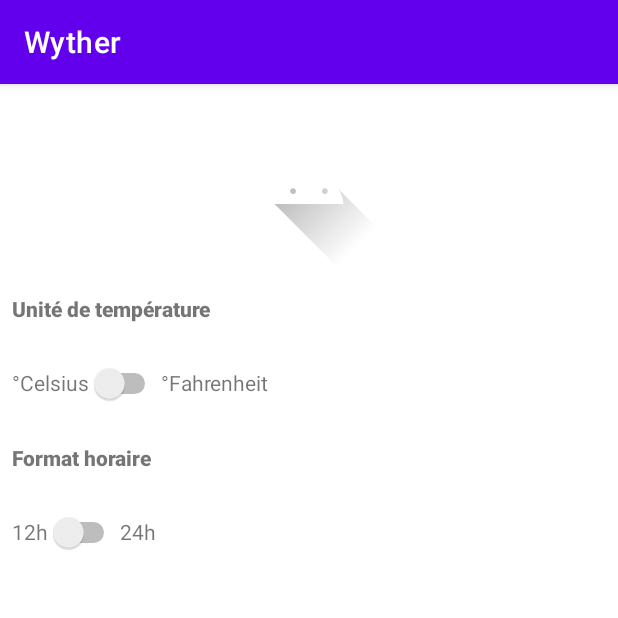
After one commit to ClementAdd/Wyther, an Android app: the Settings screen opened directly, with no data from a screen before it, on a phone screen of 412 x 824 dp, the top half of it. The commit adds this screen. Run offline under Robolectric (Android 15) with nearby library versions, the phone set to English and light mode, and no system bars.

Commit message:
Settings page & intents

```diff
--- a/app/src/main/AndroidManifest.xml
+++ b/app/src/main/AndroidManifest.xml
@@ -11,6 +11,7 @@
         android:roundIcon="@mipmap/ic_launcher_round"
         android:supportsRtl="true"
         android:theme="@style/Theme.Wyther"
+
         tools:targetApi="31">
         <activity
             android:name=".MainActivity"
@@ -25,6 +26,12 @@
                 android:name="android.app.lib_name"
                 android:value="" />
         </activity>
+
+        <activity android:name="About"/>
+        <activity android:name="Filtre"/>
+        <activity android:name="Favorite"/>
+        <activity android:name="Settings"/>
+
     </application>
 
 </manifest>
--- /dev/null
+++ b/app/src/main/java/com/example/wyther/About.java
@@ -0,0 +1,12 @@
+package com.example.wyther;
+
+import static android.content.Intent.getIntent;
+
+import android.content.Intent;
+import android.os.Bundle;
+
+public class About {
+
+    //get the intent
+
+}
--- /dev/null
+++ b/app/src/main/java/com/example/wyther/Favorite.java
@@ -0,0 +1,4 @@
+package com.example.wyther;
+
+public class Favorite {
+}
--- /dev/null
+++ b/app/src/main/java/com/example/wyther/Filtre.java
@@ -0,0 +1,4 @@
+package com.example.wyther;
+
+public class Filtre {
+}
--- a/app/src/main/java/com/example/wyther/MainActivity.java
+++ b/app/src/main/java/com/example/wyther/MainActivity.java
@@ -6,10 +6,9 @@ import androidx.appcompat.app.AlertDialog;
 import androidx.appcompat.app.AppCompatActivity;
 import androidx.drawerlayout.widget.DrawerLayout;
 
-import android.content.Context;
+import android.content.Intent;
 import android.os.Bundle;
 import android.view.MenuItem;
-import android.widget.Button;
 
 
 public class MainActivity extends AppCompatActivity {
@@ -22,24 +21,16 @@ public class MainActivity extends AppCompatActivity {
         super.onCreate(savedInstanceState);
         setContentView(R.layout.activity_main);
 
-        // drawer layout instance to toggle the menu icon to open
-        // drawer and back button to close drawer
         drawerLayout = findViewById(R.id.my_drawer_layout);
         actionBarDrawerToggle = new ActionBarDrawerToggle(this, drawerLayout, R.string.nav_open, R.string.nav_close);
 
-        // pass the Open and Close toggle for the drawer layout listener
-        // to toggle the button
         drawerLayout.addDrawerListener(actionBarDrawerToggle);
         actionBarDrawerToggle.syncState();
 
-        // to make the Navigation drawer icon always appear on the action bar
         getSupportActionBar().setDisplayHomeAsUpEnabled(true);
 
         setContentView(R.layout.card_main);
     }
-
-    final Context context = this;
-    private Button button;
 
     @Override
     public void onBackPressed() {
@@ -63,18 +54,24 @@ public class MainActivity extends AppCompatActivity {
     }
 
     public void onClickSettings(MenuItem item) {
-        System.out.println("Settings");
+        Intent intent = new Intent(this, Settings.class);
+        //animation
+        startActivity(intent);
     }
 
     public void onClickFiltre(MenuItem item) {
-        System.out.println("filtre");
+        Intent intent = new Intent(this, Filtre.class);
+        startActivity(intent);
     }
 
     public void onClickFav(MenuItem item) {
-        System.out.println("fav");
+        Intent intent = new Intent(this, Favorite.class);
+        startActivity(intent);
+
     }
 
     public void onClickAbout(MenuItem item) {
-        System.out.println("about");
+        Intent intent = new Intent(this, About.class);
+        this.startActivity(intent);
     }
 }
--- /dev/null
+++ b/app/src/main/java/com/example/wyther/Settings.java
@@ -0,0 +1,17 @@
+package com.example.wyther;
+
+import android.os.Bundle;
+import androidx.appcompat.app.AppCompatActivity;
+
+
+public class Settings extends AppCompatActivity {
+
+
+    @Override
+    protected void onCreate(Bundle savedInstanceState) {
+        super.onCreate(savedInstanceState);
+        setContentView(R.layout.settings);
+
+    }
+
+}
--- a/app/src/main/res/layout/card_main.xml
+++ b/app/src/main/res/layout/card_main.xml
@@ -33,7 +33,7 @@
             android:id="@+id/textCity"
             android:layout_width="150dp"
             android:layout_height="35dp"
-            android:text="@string/toulouse"
+            android:text="Toulouse"
             android:textSize="20sp"
             app:layout_constraintBottom_toBottomOf="parent"
             app:layout_constraintEnd_toEndOf="parent"
--- /dev/null
+++ b/app/src/main/res/layout/settings.xml
@@ -0,0 +1,109 @@
+<?xml version="1.0" encoding="utf-8"?>
+<androidx.constraintlayout.widget.ConstraintLayout xmlns:android="http://schemas.android.com/apk/res/android"
+    xmlns:app="http://schemas.android.com/apk/res-auto"
+    xmlns:tools="http://schemas.android.com/tools"
+    android:layout_width="match_parent"
+    android:layout_height="match_parent">
+
+    <ImageView
+        android:id="@+id/imageView2"
+        android:layout_width="0dp"
+        android:layout_height="108dp"
+        android:layout_marginTop="16dp"
+        app:layout_constraintEnd_toEndOf="parent"
+        app:layout_constraintHorizontal_bias="0.0"
+        app:layout_constraintStart_toStartOf="parent"
+        app:layout_constraintTop_toTopOf="parent"
+        app:srcCompat="@drawable/ic_launcher_foreground"
+        tools:ignore="ImageContrastCheck" />
+
+    <TextView
+        android:id="@+id/textView"
+        android:layout_width="wrap_content"
+        android:layout_height="19dp"
+        android:layout_marginStart="8dp"
+        android:layout_marginTop="16dp"
+        android:fontFamily="sans-serif-black"
+        android:text="@string/unit_temp"
+        app:layout_constraintStart_toStartOf="parent"
+        app:layout_constraintTop_toBottomOf="@+id/imageView2" />
+
+    <LinearLayout
+        android:id="@+id/linearLayout"
+        android:layout_width="match_parent"
+        android:layout_height="wrap_content"
+        android:layout_marginStart="8dp"
+        android:layout_marginTop="16dp"
+        android:layout_marginEnd="8dp"
+        android:orientation="horizontal"
+        app:layout_constraintEnd_toEndOf="parent"
+        app:layout_constraintStart_toStartOf="parent"
+        app:layout_constraintTop_toBottomOf="@+id/textView">
+
+        <TextView
+            android:id="@+id/Celsius"
+            android:layout_width="wrap_content"
+            android:layout_height="wrap_content"
+            android:text="@string/c" />
+
+        <Switch
+            android:id="@+id/switch1"
+            android:layout_width="wrap_content"
+            android:layout_height="wrap_content"
+            android:minWidth="48dp"
+            android:minHeight="48dp"
+            android:textOff="°F"
+            android:textOn="°C" />
+
+        <TextView
+            android:id="@+id/Fahrenheit"
+            android:layout_width="wrap_content"
+            android:layout_height="wrap_content"
+            android:text="@string/f" />
+
+    </LinearLayout>
+
+    <TextView
+        android:id="@+id/textView4"
+        android:layout_width="wrap_content"
+        android:layout_height="19dp"
+        android:layout_marginStart="8dp"
+        android:layout_marginTop="16dp"
+        android:fontFamily="sans-serif-black"
+        android:text="Format horaire"
+        app:layout_constraintStart_toStartOf="parent"
+        app:layout_constraintTop_toBottomOf="@+id/linearLayout" />
+
+    <LinearLayout
+        android:layout_width="match_parent"
+        android:layout_height="wrap_content"
+        android:layout_marginStart="8dp"
+        android:layout_marginTop="16dp"
+        android:orientation="horizontal"
+        app:layout_constraintStart_toStartOf="parent"
+        app:layout_constraintTop_toBottomOf="@+id/textView4">
+
+        <TextView
+            android:id="@+id/textView2"
+            android:layout_width="wrap_content"
+            android:layout_height="wrap_content"
+            android:text="@string/_12h" />
+
+        <Switch
+            android:id="@+id/switch2"
+            android:layout_width="wrap_content"
+            android:layout_height="wrap_content"
+            android:minWidth="48dp"
+            android:minHeight="48dp"
+            android:textOff="°F"
+            android:textOn="°C" />
+
+        <TextView
+            android:id="@+id/textView3"
+            android:layout_width="wrap_content"
+            android:layout_height="wrap_content"
+            android:text="24h" />
+
+    </LinearLayout>
+
+</androidx.constraintlayout.widget.ConstraintLayout>
--- a/app/src/main/res/values/strings.xml
+++ b/app/src/main/res/values/strings.xml
@@ -1,9 +1,13 @@
 <resources>
     <string name="app_name">Wyther</string>
+    <string name="nav_open">Ouvrir</string>
+    <string name="nav_close">Fermer</string>
+    <string name="unit_temp">Unité de température</string>
+    <string name="c">°Celsius </string>
+    <string name="f">°Fahrenheit </string>
+    <string name="_12h">12h</string>
     <string name="_25_c">25°C</string>
     <string name="toulouse">Toulouse</string>
     <string name="soleil_img">soleil img</string>
     <!-- to toggle the open close button of the navigation drawer -->
-    <string name="nav_open">Open</string>
-    <string name="nav_close">Close</string>
 </resources>
```
